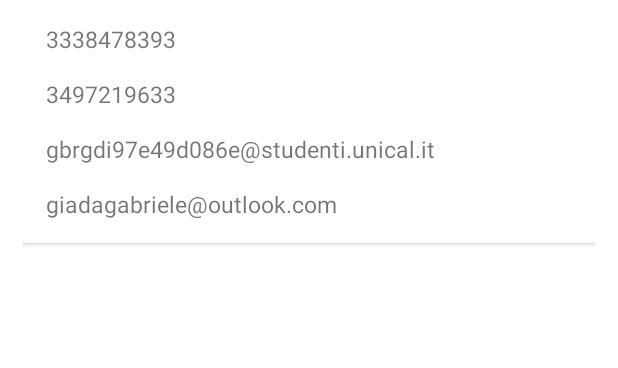
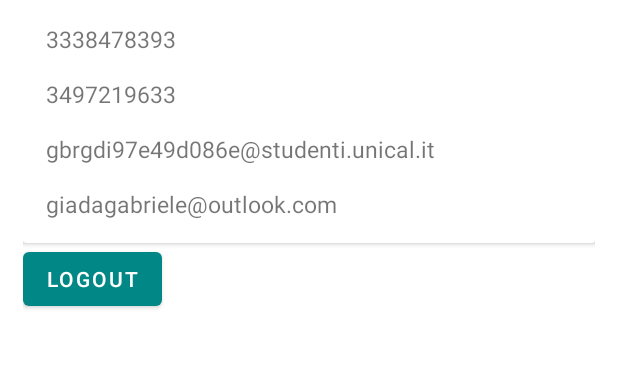
Before and after one commit to giadagabriele/Infocard, an Android app: the screen it shows after launch once a user with an empty profile is signed in (MainActivity), on a phone screen of 412 x 824 dp, the part 205-573 px from its top. Run offline under Robolectric (Android 15) with nearby library versions, the phone set to English and light mode, and no system bars; our stand-ins replace Firebase (no records; nobody signed in at launch, a user with empty details on screens opened directly).

Commit message:
Log Out aggiunto

```diff
--- a/app/src/main/java/com/example/contatti/MainActivity.java
+++ b/app/src/main/java/com/example/contatti/MainActivity.java
@@ -4,6 +4,9 @@ import androidx.appcompat.app.AppCompatActivity;
 
 import android.content.Intent;
 import android.os.Bundle;
+import android.view.View;
+import android.widget.Button;
+import android.widget.Toast;
 
 import com.example.contatti.ui.login.Login;
 import com.google.firebase.auth.FirebaseAuth;
@@ -11,7 +14,7 @@ import com.google.firebase.auth.FirebaseAuth;
  public class MainActivity extends AppCompatActivity {
     FirebaseAuth auth;
 
-    @Override
+     @Override
     protected void onCreate(Bundle savedInstanceState) {
         super.onCreate(savedInstanceState);
         auth = FirebaseAuth.getInstance();
@@ -19,8 +22,19 @@ import com.google.firebase.auth.FirebaseAuth;
             startActivity(new Intent(getApplicationContext(), Login.class));
             finish();
         }
-        else{
+        else {
             setContentView(R.layout.activity_main);
+            final Button logout=findViewById(R.id.esci);
+            logout.setOnClickListener(new View.OnClickListener() {
+
+                @Override
+                public void onClick(View v) {
+                    auth.signOut();
+                    startActivity(new Intent(getApplicationContext(), Login.class));
+                    finish();
+                }
+            });
         }
     }
+
 }
--- a/app/src/main/res/layout/activity_main.xml
+++ b/app/src/main/res/layout/activity_main.xml
@@ -2,82 +2,85 @@
 <LinearLayout xmlns:android="http://schemas.android.com/apk/res/android"
     android:layout_width="match_parent" android:layout_height="match_parent"
     android:padding="15dp"
+    android:orientation="vertical"
     >
 
         <androidx.cardview.widget.CardView
+            android:id="@+id/cv"
             android:layout_width="match_parent"
-        android:layout_height="wrap_content"
-        android:id="@+id/cv"
-        >
+            android:layout_height="wrap_content">
 
             <RelativeLayout
                 android:layout_width="match_parent"
                 android:layout_height="wrap_content"
-            android:padding="15dp"
-            >
+                android:padding="15dp">
 
                 <ImageView
+                    android:id="@+id/contatto_foto"
                     android:layout_width="50dp"
                     android:layout_height="50dp"
-                android:id="@+id/contatto_foto"
                     android:layout_alignParentLeft="true"
                     android:layout_alignParentTop="true"
                     android:layout_marginRight="15dp"
-                android:src="@mipmap/ic_launcher_round"
-                />
+                    android:src="@mipmap/ic_launcher_round" />
 
                 <TextView
+                    android:id="@+id/contatto_nickname"
                     android:layout_width="wrap_content"
                     android:layout_height="wrap_content"
-                android:id="@+id/contatto_nickname"
+                    android:layout_centerHorizontal="true"
                     android:layout_toRightOf="@+id/contatto_foto"
-                android:textSize="15dp"
                     android:text="Giada Gabriele"
-                android:layout_centerHorizontal="true"
-                />
+                    android:textSize="15dp" />
+
                 <TextView
+                    android:id="@+id/contatto_numeroDiLavoro"
                     android:layout_width="wrap_content"
                     android:layout_height="wrap_content"
-                android:id="@+id/contatto_numeroDiLavoro"
                     android:layout_below="@+id/contatto_foto"
                     android:layout_marginTop="15dp"
-                android:textSize="15sp"
                     android:text="3338478393"
-                />
+                    android:textSize="15sp" />
 
                 <TextView
+                    android:id="@+id/contatto_numeroPersonale"
                     android:layout_width="wrap_content"
                     android:layout_height="wrap_content"
-                android:id="@+id/contatto_numeroPersonale"
                     android:layout_below="@+id/contatto_numeroDiLavoro"
                     android:layout_marginTop="15dp"
-                android:textSize="15sp"
                     android:text="3497219633"
-                />
+                    android:textSize="15sp" />
 
                 <TextView
+                    android:id="@+id/contatto_emailDiLavoro"
                     android:layout_width="wrap_content"
                     android:layout_height="wrap_content"
-                android:id="@+id/contatto_emailDiLavoro"
                     android:layout_below="@+id/contatto_numeroPersonale"
                     android:layout_marginTop="15dp"
-                android:textSize="15sp"
                     android:text="gbrgdi97e49d086e@studenti.unical.it"
-                />
+                    android:textSize="15sp" />
 
                 <TextView
+                    android:id="@+id/contatto_emailPersonale"
                     android:layout_width="wrap_content"
                     android:layout_height="wrap_content"
-                android:id="@+id/contatto_emailPersonale"
                     android:layout_below="@+id/contatto_emailDiLavoro"
                     android:layout_marginTop="15dp"
-                android:textSize="15sp"
                     android:text="giadagabriele@outlook.com"
-                />
+                    android:textSize="15sp" />
 
 
             </RelativeLayout>
 
         </androidx.cardview.widget.CardView>
 
+        <Button
+            android:id="@+id/esci"
+            android:layout_width="wrap_content"
+            android:layout_height="wrap_content"
+            android:layout_marginEnd="0dp"
+            android:layout_marginRight="0dp"
+            android:enabled="true"
+            android:text="@string/log_out" />
+
 </LinearLayout>
--- a/app/src/main/res/values/strings.xml
+++ b/app/src/main/res/values/strings.xml
@@ -9,4 +9,6 @@
     <string name="invalid_username">Not a valid username</string>
     <string name="invalid_password">Password must be >5 characters</string>
     <string name="login_failed">"Login failed"</string>
+    <string name="log_out">logout</string>
+    <string name="todo">TODO</string>
 </resources>
```
Also changed, not shown: app/src/main/res/layout/activity_login.xml (+6 -3 lines). Lines whose indentation alone changed are shown as unchanged.
